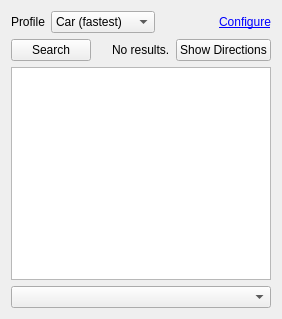
Old version of the form src/lib/routing/RoutingWidget.ui in the repository KDE/marble.
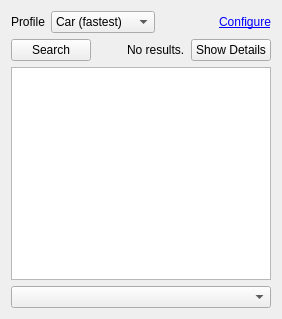
New version of the form.

Commit message: 'Show Directions' => 'Show Details': It's also used for search results.

What changed in the file:
```diff
--- a/src/lib/routing/RoutingWidget.ui
+++ b/src/lib/routing/RoutingWidget.ui
@@ -107,7 +107,7 @@
      <item>
       <widget class="QPushButton" name="showInstructionsButton">
        <property name="text">
-        <string>Show Directions</string>
+        <string>Show Details</string>
        </property>
        <property name="checkable">
         <bool>false</bool>
```
